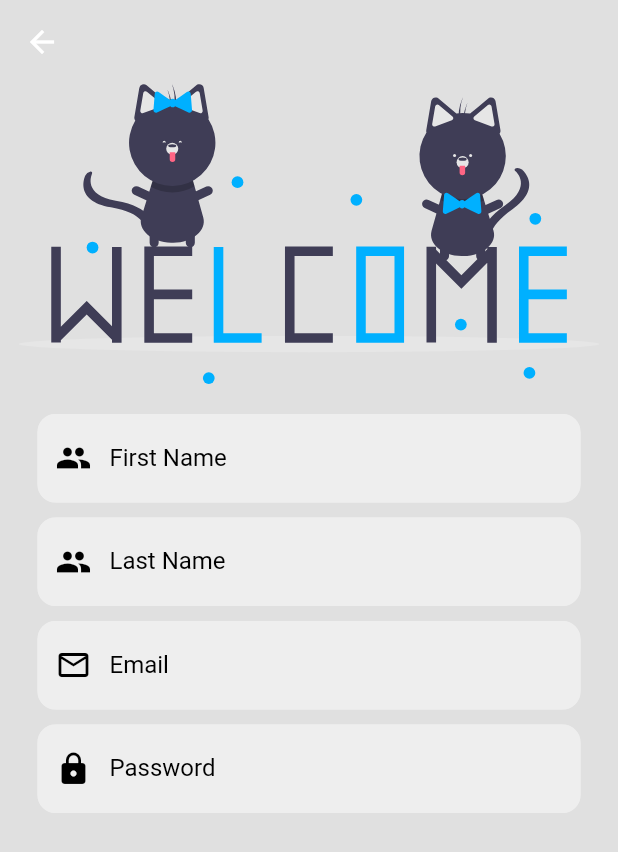
After one commit to blank122/flutter_crud, a Flutter app: the screen it shows after launch, after a tap on "Create an Account instead", on a phone screen of 412 x 824 dp. The commit adds this screen. Shown: the top 852 px of the screen. Run offline on Flutter 3.47's test engine with Material 2 defaults, Android fonts, the light colour scheme and no system bars; our stand-ins replace firebase_auth, firebase_core, flutter_svg, font_awesome_flutter, google_fonts; accounts and stored records are empty.

Commit message:
create a sign up page ui no firebase

```diff
--- a/lib/login_page.dart
+++ b/lib/login_page.dart
@@ -7,6 +7,7 @@ import 'package:flutter_svg/flutter_svg.dart';
 import 'package:font_awesome_flutter/font_awesome_flutter.dart';
 import 'package:google_fonts/google_fonts.dart';
 import 'package:week_5_task_1/auth_user.dart';
+import 'package:week_5_task_1/sign_up_page.dart';
 import 'package:week_5_task_1/text_style.dart';
 
 class LoginPage extends StatefulWidget {
@@ -253,6 +254,36 @@ class _LoginPageState extends State<LoginPage> {
                     errorMessage,
                     style: errorTextStyle,
                   ),
+                  Row(
+                    mainAxisAlignment: MainAxisAlignment.end,
+                    children: [
+                      Text(
+                        'Not a member?',
+                        style: mainArticleStyle,
+                      ),
+                      InkWell(
+                        onTap: () {
+                          Navigator.push(
+                            context,
+                            MaterialPageRoute(
+                              builder: (context) => const SignUpPage(),
+                            ),
+                          );
+                        },
+                        child: Padding(
+                          padding: const EdgeInsets.only(right: 30.0),
+                          child: Text(
+                            'Create an Account instead',
+                            style: GoogleFonts.montserrat(
+                              fontSize: 20,
+                              fontStyle: FontStyle.italic,
+                              color: Colors.blue,
+                            ),
+                          ),
+                        ),
+                      ),
+                    ],
+                  ),
                 ],
               ),
             ),
--- /dev/null
+++ b/lib/sign_up_page.dart
@@ -0,0 +1,153 @@
+import 'package:flutter/material.dart';
+import 'package:week_5_task_1/spacer.dart';
+import 'package:week_5_task_1/text_style.dart';
+import 'package:week_5_task_1/auth_user.dart';
+import 'package:firebase_auth/firebase_auth.dart';
+import 'package:firebase_core/firebase_core.dart';
+import 'package:flutter_svg/flutter_svg.dart';
+
+class SignUpPage extends StatefulWidget {
+  const SignUpPage({super.key});
+
+  @override
+  State<SignUpPage> createState() => _SignUpPageState();
+}
+
+class _SignUpPageState extends State<SignUpPage> {
+  final _emailController = TextEditingController();
+  final _passwordController = TextEditingController();
+  final _firstnameController = TextEditingController();
+  final _lastnameController = TextEditingController();
+
+  @override
+  Widget build(BuildContext context) {
+    return Scaffold(
+      appBar: AppBar(
+        backgroundColor: Colors.transparent,
+        elevation: 0,
+      ),
+      backgroundColor: Colors.grey[300],
+      body: SingleChildScrollView(
+        child: Column(
+          mainAxisAlignment: MainAxisAlignment.center,
+          children: [
+            SvgPicture.asset(
+              'assets/images/sign_up.svg',
+              height: 200,
+            ),
+            spacer,
+            Padding(
+              padding: const EdgeInsets.symmetric(horizontal: 25.0),
+              child: TextFormField(
+                controller: _firstnameController,
+                decoration: InputDecoration(
+                  enabledBorder: OutlineInputBorder(
+                    borderRadius: BorderRadius.circular(12),
+                    borderSide: BorderSide(color: Colors.grey.shade200),
+                  ),
+                  focusedBorder: OutlineInputBorder(
+                    borderSide: const BorderSide(color: Colors.blue),
+                    borderRadius: BorderRadius.circular(12),
+                  ),
+                  prefixIcon: const Icon(
+                    Icons.people,
+                    color: Colors.black,
+                  ),
+                  labelText: "First Name",
+                  labelStyle: const TextStyle(color: Colors.black),
+                  border: InputBorder.none,
+                  fillColor: Colors.grey[200],
+                  filled: true,
+                ),
+              ),
+            ),
+            inputspacer,
+            Padding(
+              padding: const EdgeInsets.symmetric(horizontal: 25.0),
+              child: TextFormField(
+                controller: _lastnameController,
+                decoration: InputDecoration(
+                  enabledBorder: OutlineInputBorder(
+                    borderRadius: BorderRadius.circular(12),
+                    borderSide: BorderSide(color: Colors.grey.shade200),
+                  ),
+                  focusedBorder: OutlineInputBorder(
+                    borderSide: const BorderSide(color: Colors.blue),
+                    borderRadius: BorderRadius.circular(12),
+                  ),
+                  prefixIcon: const Icon(
+                    Icons.people,
+                    color: Colors.black,
+                  ),
+                  labelText: "Last Name",
+                  labelStyle: const TextStyle(color: Colors.black),
+                  border: InputBorder.none,
+                  fillColor: Colors.grey[200],
+                  filled: true,
+                ),
+              ),
+            ),
+            inputspacer,
+            Padding(
+              padding: const EdgeInsets.symmetric(horizontal: 25.0),
+              child: TextFormField(
+                validator: validateEmail,
+                controller: _emailController,
+                decoration: InputDecoration(
+                  enabledBorder: OutlineInputBorder(
+                    borderRadius: BorderRadius.circular(12),
+                    borderSide: BorderSide(color: Colors.grey.shade200),
+                  ),
+                  focusedBorder: OutlineInputBorder(
+                    borderSide: const BorderSide(color: Colors.blue),
+                    borderRadius: BorderRadius.circular(12),
+                  ),
+                  prefixIcon: const Icon(
+                    Icons.email_outlined,
+                    color: Colors.black,
+                  ),
+                  labelText: "Email",
+                  labelStyle: const TextStyle(color: Colors.black),
+                  border: InputBorder.none,
+                  hintText: 'Johndoe@example.com',
+                  hintStyle: inputsTextStyle,
+                  fillColor: Colors.grey[200],
+                  filled: true,
+                ),
+              ),
+            ),
+            inputspacer,
+            Padding(
+              padding: const EdgeInsets.symmetric(horizontal: 25.0),
+              child: TextFormField(
+                validator: validatePassword,
+                controller: _passwordController,
+                decoration: InputDecoration(
+                  enabledBorder: OutlineInputBorder(
+                    borderRadius: BorderRadius.circular(12),
+                    borderSide: BorderSide(color: Colors.grey.shade200),
+                  ),
+                  focusedBorder: OutlineInputBorder(
+                    borderSide: const BorderSide(color: Colors.blue),
+                    borderRadius: BorderRadius.circular(12),
+                  ),
+                  prefixIcon: const Icon(
+                    Icons.lock,
+                    color: Colors.black,
+                  ),
+                  labelText: "Password",
+                  labelStyle: const TextStyle(color: Colors.black),
+                  border: InputBorder.none,
+                  hintText: '********',
+                  hintStyle: inputsTextStyle,
+                  fillColor: Colors.grey[200],
+                  filled: true,
+                ),
+              ),
+            ),
+          ],
+        ),
+      ),
+    );
+  }
+}
--- /dev/null
+++ b/lib/spacer.dart
@@ -0,0 +1,14 @@
+import 'package:flutter/material.dart';
+
+var spacer = const SizedBox(
+  height: 20,
+);
+
+var inputspacer = const SizedBox(
+  height: 10,
+);
+
+var dividers = const Divider(
+  thickness: 2,
+  color: Colors.black,
+);
--- a/lib/text_style.dart
+++ b/lib/text_style.dart
@@ -4,12 +4,11 @@ import 'package:google_fonts/google_fonts.dart';
 var headerStyle = GoogleFonts.montserrat(
   fontSize: 35,
   fontWeight: FontWeight.w600,
+  color: Colors.black,
 );
 
 var mainArticleStyle = GoogleFonts.montserrat(
-  fontSize: 20,
-  fontWeight: FontWeight.normal,
-);
+    fontSize: 20, fontWeight: FontWeight.normal, color: Colors.black);
 
 var iconsTextStyle = GoogleFonts.montserrat(
   fontSize: 16,
@@ -22,3 +21,8 @@ var errorTextStyle = GoogleFonts.montserrat(
   fontWeight: FontWeight.bold,
   color: Colors.red,
 );
+
+var inputsTextStyle = GoogleFonts.montserrat(
+  fontSize: 14,
+  color: Colors.black,
+);
```
Also changed, not shown: assets/images/sign_up.svg (added).
